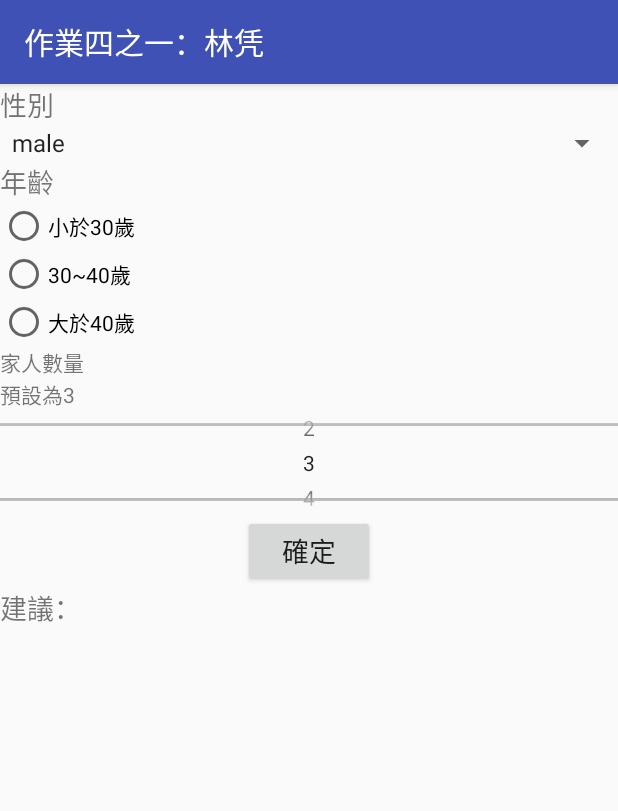
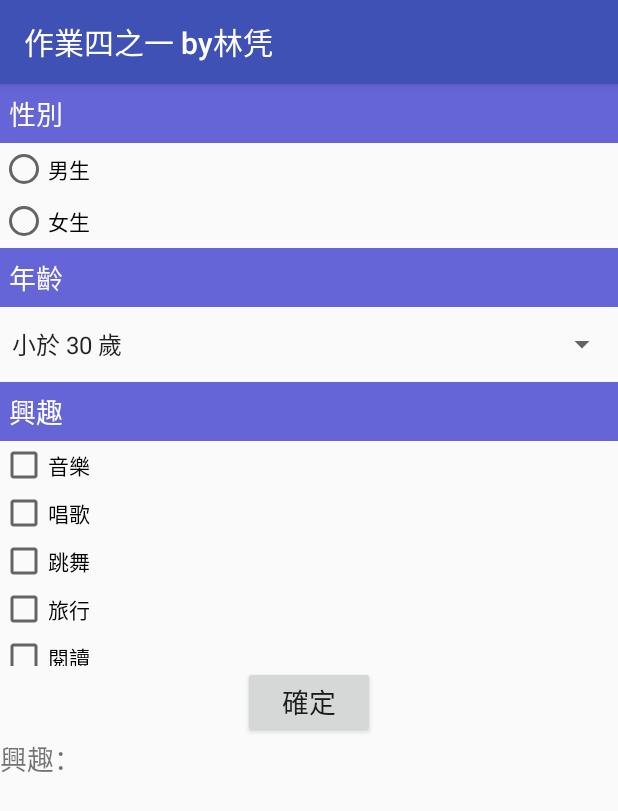
Before and after one commit to IBOTIAndy/NTUT_Android_HW, an Android app: the screen it shows after launch (MainActivity), after a tap on "確定", on a phone screen of 412 x 824 dp. Shown: the top 811 px of the screen. Run offline under Robolectric (Android 15) with nearby library versions, the phone set to English and light mode, and no system bars.

Commit message:
HW4.1 done

```diff
--- a/app/src/main/java/edu/ntut/user/myhw3/MainActivity.java
+++ b/app/src/main/java/edu/ntut/user/myhw3/MainActivity.java
@@ -3,103 +3,91 @@ package edu.ntut.user.myhw3;
 import android.os.Bundle;
 import android.support.v7.app.AppCompatActivity;
 import android.view.View;
-import android.widget.AdapterView;
+import android.widget.ArrayAdapter;
 import android.widget.Button;
-import android.widget.NumberPicker;
+import android.widget.CheckBox;
 import android.widget.RadioButton;
 import android.widget.RadioGroup;
 import android.widget.Spinner;
 import android.widget.TextView;
 
+import java.util.ArrayList;
+
 public class MainActivity extends AppCompatActivity {
 
-    private Spinner mSpnSex;
-    private RadioGroup mRadGrp;
-    private RadioButton mRadBtnAgeRange1;
-    private RadioButton mRadBtnAgeRange2;
-    private RadioButton mRadBtnAgeRange3;
-    private TextView mTxtNumFamily;
-    private NumberPicker mNumPkrFamily;
+    private RadioGroup mRadGrpSex;
+    private RadioButton mRadBtnMale;
+    private RadioButton mRadBtnFemale;
+    private Spinner mSpnAge;
+    private ArrayList<CheckBox> listChkHobbies;
     private Button mBtnOK;
-    private TextView mTxtSug;
+    private TextView mTxtHobbyResult;
 
-    private String selectedSex;
+    private MainActivity main;
 
     @Override
     protected void onCreate(Bundle savedInstanceState) {
         super.onCreate(savedInstanceState);
         setContentView(R.layout.activity_main);
 
-        mSpnSex = (Spinner) findViewById(R.id.spnSex);
-        mRadGrp = (RadioGroup) findViewById(R.id.radGrpAge);
-        mRadBtnAgeRange1 = (RadioButton) findViewById(R.id.radBtnAgeRange1);
-        mRadBtnAgeRange2 = (RadioButton) findViewById(R.id.radBtnAgeRange2);
-        mRadBtnAgeRange3 = (RadioButton) findViewById(R.id.radBtnAgeRange3);
-        mTxtNumFamily = (TextView) findViewById(R.id.txtNumFamily);
-        mNumPkrFamily = (NumberPicker) findViewById(R.id.numPkrFamply);
-        mNumPkrFamily.setMinValue(0);
-        mNumPkrFamily.setMaxValue(20);
-        mNumPkrFamily.setValue(3);
+        mRadGrpSex = (RadioGroup) findViewById(R.id.radGrpSex);
+        mRadBtnMale = (RadioButton) findViewById(R.id.radBtnMale);
+        mRadBtnFemale = (RadioButton) findViewById(R.id.radBtnFemale);
+
+        mSpnAge = (Spinner) findViewById(R.id.spnAge);
+
+        listChkHobbies = new ArrayList<>();
+        listChkHobbies.add((CheckBox) findViewById(R.id.chkMusic));
+        listChkHobbies.add((CheckBox) findViewById(R.id.chkSing));
+        listChkHobbies.add((CheckBox) findViewById(R.id.chkDance));
+        listChkHobbies.add((CheckBox) findViewById(R.id.chkTravel));
+        listChkHobbies.add((CheckBox) findViewById(R.id.chkReading));
+        listChkHobbies.add((CheckBox) findViewById(R.id.chkWriting));
+        listChkHobbies.add((CheckBox) findViewById(R.id.chkClimbing));
+        listChkHobbies.add((CheckBox) findViewById(R.id.chkSwim));
+        listChkHobbies.add((CheckBox) findViewById(R.id.chkEating));
+        listChkHobbies.add((CheckBox) findViewById(R.id.chkDrawing));
+
         mBtnOK = (Button) findViewById(R.id.btnOK);
-        mTxtSug = (TextView) findViewById(R.id.txtSug);
 
-        mSpnSex.setOnItemSelectedListener(spnOnItemSelect);
-        mNumPkrFamily.setOnValueChangedListener(numPkrFamilyOnValueChange);
+        mTxtHobbyResult = (TextView) findViewById(R.id.txtHobbyResult);
+
         mBtnOK.setOnClickListener(btnOKOnClick);
+        mRadGrpSex.setOnCheckedChangeListener(radGrpSexOnCheckedChange);
+
+        main = this;
     }
 
-    private AdapterView.OnItemSelectedListener spnOnItemSelect = new AdapterView.OnItemSelectedListener() {
+    private RadioGroup.OnCheckedChangeListener radGrpSexOnCheckedChange = new RadioGroup.OnCheckedChangeListener() {
         @Override
-        public void onItemSelected(AdapterView<?> parent, View view, int position, long id) {
-            selectedSex = parent.getSelectedItem().toString();
+        public void onCheckedChanged(RadioGroup radioGroup, int i) {
+            ArrayAdapter<String> adapter;
+            String entries[];
 
-            switch (selectedSex) {
-                case "male": mRadBtnAgeRange1.setText(getString(R.string.maleAgeRange1));
-                    mRadBtnAgeRange2.setText(getString(R.string.maleAgeRange2));
-                    mRadBtnAgeRange3.setText(getString(R.string.maleAgeRange3));
-                    break;
-                case "female":
-                    mRadBtnAgeRange1.setText(getString(R.string.femaleAgeRange1));
-                    mRadBtnAgeRange2.setText(getString(R.string.femaleAgeRange2));
-                    mRadBtnAgeRange3.setText(getString(R.string.femaleAgeRange3));
+            if ((RadioButton) findViewById(i) == mRadBtnMale) {
+                entries = getResources().getStringArray(R.array.male_age);
+                adapter = new ArrayAdapter<String>(main, android.R.layout.simple_list_item_1, entries);
             }
-        }
+            else {
+                entries = getResources().getStringArray(R.array.female_age);
+                adapter = new ArrayAdapter<String>(main, android.R.layout.simple_list_item_1, entries);
+            }
 
-        @Override
-        public void onNothingSelected(AdapterView<?> parent) {
-
-        }
-    };
-
-    private NumberPicker.OnValueChangeListener numPkrFamilyOnValueChange = new NumberPicker.OnValueChangeListener() {
-        @Override
-        public void onValueChange(NumberPicker picker, int oldVal, int newVal) {
-            mTxtNumFamily.setText(String.valueOf(newVal));
+            mSpnAge.setAdapter(adapter);
         }
     };
 
     private View.OnClickListener btnOKOnClick = new View.OnClickListener() {
         @Override
         public void onClick(View v) {
+            String hobbies = getResources().getString(R.string.hobby_result);
+            for (CheckBox chkHobby : listChkHobbies) {
+                if (chkHobby.isChecked()) {
+                    hobbies += chkHobby.getText().toString() + " ";
+                }
+            }
 
-            MarriageSuggestion ms = new MarriageSuggestion();
-
-            String strSex = mSpnSex.getSelectedItem().toString();
-            int iAgeRange = 0;
-
-                switch (mRadGrp.getCheckedRadioButtonId()) {
-                    case R.id.radBtnAgeRange1:
-                        iAgeRange = 1;
-                        break;
-                    case R.id.radBtnAgeRange2:
-                        iAgeRange = 2;
-                        break;
-                    case R.id.radBtnAgeRange3:
-                        iAgeRange = 3;
-                        break;
-                }
-
-            mTxtSug.setText(ms.getSuggestion(strSex, iAgeRange, mNumPkrFamily.getValue()));
+            mTxtHobbyResult.setText(hobbies);
         }
     };
 }
--- a/app/src/main/res/layout/activity_main.xml
+++ b/app/src/main/res/layout/activity_main.xml
@@ -12,70 +12,129 @@
         android:id="@+id/txtSex"
         android:layout_width="match_parent"
         android:layout_height="wrap_content"
+        android:background="@color/header"
+        android:padding="6dp"
         android:text="@string/sex"
+        android:textColor="@color/headerText"
         android:textSize="18sp" />
 
-    <Spinner
-        android:id="@+id/spnSex"
+    <RadioGroup
+        android:id="@+id/radGrpSex"
+        android:layout_width="match_parent"
+        android:layout_height="70dp">
+
+        <RadioButton
+            android:id="@+id/radBtnMale"
             android:layout_width="match_parent"
             android:layout_height="wrap_content"
-        android:entries="@array/sex_list"
-        android:prompt="@string/spn_sex_list_promt"
-        android:spinnerMode="dialog" />
+            android:layout_weight="1"
+            android:text="@string/sex_male" />
+
+        <RadioButton
+            android:id="@+id/radBtnFemale"
+            android:layout_width="match_parent"
+            android:layout_height="wrap_content"
+            android:layout_weight="1"
+            android:text="@string/sex_female" />
+    </RadioGroup>
 
     <TextView
         android:id="@+id/txtAge"
         android:layout_width="match_parent"
         android:layout_height="wrap_content"
+        android:background="@color/header"
+        android:padding="6dp"
         android:text="@string/age"
+        android:textColor="@color/headerText"
         android:textSize="18sp" />
 
-    <RadioGroup
-        android:id="@+id/radGrpAge"
+    <Spinner
+        android:id="@+id/spnAge"
         android:layout_width="match_parent"
-        android:layout_height="wrap_content">
+        android:layout_height="50dp"
+        android:entries="@array/male_age" />
 
-        <RadioButton
-            android:id="@+id/radBtnAgeRange1"
+    <TextView
+        android:id="@+id/txtHobby"
         android:layout_width="match_parent"
         android:layout_height="wrap_content"
-            android:layout_weight="1"
-            android:text="@string/maleAgeRange1" />
+        android:background="@color/header"
+        android:padding="6dp"
+        android:text="@string/hobby"
+        android:textColor="@color/headerText"
+        android:textSize="18sp" />
 
-        <RadioButton
-            android:id="@+id/radBtnAgeRange2"
+    <ScrollView
+        android:layout_width="match_parent"
+        android:layout_height="150dp">
+
+        <LinearLayout
             android:layout_width="match_parent"
             android:layout_height="wrap_content"
-            android:layout_weight="1"
-            android:text="@string/maleAgeRange2" />
+            android:orientation="vertical" >
 
-        <RadioButton
-            android:id="@+id/radBtnAgeRange3"
+            <CheckBox
+                android:id="@+id/chkMusic"
                 android:layout_width="match_parent"
                 android:layout_height="wrap_content"
-            android:layout_weight="1"
-            android:text="@string/maleAgeRange3" />
+                android:text="@string/music" />
 
-    </RadioGroup>
-
-    <TextView
-        android:id="@+id/txtNumber"
+            <CheckBox
+                android:id="@+id/chkSing"
                 android:layout_width="match_parent"
                 android:layout_height="wrap_content"
-        android:text="@string/family"
-        tools:textSize="18sp" />
+                android:text="@string/sing" />
 
-    <TextView
-        android:id="@+id/txtNumFamily"
+            <CheckBox
+                android:id="@+id/chkDance"
                 android:layout_width="match_parent"
                 android:layout_height="wrap_content"
-        android:text="@string/number" />
+                android:text="@string/dance" />
 
-    <NumberPicker
-        android:id="@+id/numPkrFamply"
+            <CheckBox
+                android:id="@+id/chkTravel"
                 android:layout_width="match_parent"
-        android:layout_height="70dp"
-        android:layout_gravity="center_horizontal" />
+                android:layout_height="wrap_content"
+                android:text="@string/travel" />
+
+            <CheckBox
+                android:id="@+id/chkReading"
+                android:layout_width="match_parent"
+                android:layout_height="wrap_content"
+                android:text="@string/reading" />
+
+            <CheckBox
+                android:id="@+id/chkWriting"
+                android:layout_width="match_parent"
+                android:layout_height="wrap_content"
+                android:text="@string/writing" />
+
+            <CheckBox
+                android:id="@+id/chkClimbing"
+                android:layout_width="match_parent"
+                android:layout_height="wrap_content"
+                android:text="@string/climbing" />
+
+            <CheckBox
+                android:id="@+id/chkSwim"
+                android:layout_width="match_parent"
+                android:layout_height="wrap_content"
+                android:text="@string/swim" />
+
+            <CheckBox
+                android:id="@+id/chkEating"
+                android:layout_width="match_parent"
+                android:layout_height="wrap_content"
+                android:text="@string/eating" />
+
+            <CheckBox
+                android:id="@+id/chkDrawing"
+                android:layout_width="match_parent"
+                android:layout_height="wrap_content"
+                android:text="@string/drawing" />
+        </LinearLayout>
+
+    </ScrollView>
 
     <Button
         android:id="@+id/btnOK"
@@ -85,10 +144,10 @@
         android:textSize="18sp" />
 
     <TextView
-        android:id="@+id/txtSug"
+        android:id="@+id/txtHobbyResult"
         android:layout_width="match_parent"
         android:layout_height="wrap_content"
-        android:text="@string/suggestion"
+        android:text="@string/hobby_result"
         android:textSize="18sp" />
 
 </LinearLayout>
--- a/app/src/main/res/values/colors.xml
+++ b/app/src/main/res/values/colors.xml
@@ -3,4 +3,6 @@
     <color name="colorPrimary">#3F51B5</color>
     <color name="colorPrimaryDark">#303F9F</color>
     <color name="colorAccent">#FF4081</color>
+    <color name="header">#6565d7</color>
+    <color name="headerText">#FFFFFF</color>
 </resources>
--- a/app/src/main/res/values/strings.xml
+++ b/app/src/main/res/values/strings.xml
@@ -1,23 +1,36 @@
 <resources>
-    <string name="app_name">作業四之一：林凭</string>
+    <string name="app_name">作業四之一 by林凭</string>
+
     <string name="sex">性別</string>
+    <string name="sex_male">男生</string>
+    <string name="sex_female">女生</string>
+
     <string name="age">年齡</string>
-    <string name="maleAgeRange1">小於30歲</string>
-    <string name="maleAgeRange2">30~40歲</string>
-    <string name="maleAgeRange3">大於40歲</string>
-    <string name="femaleAgeRange1">小於28歲</string>
-    <string name="femaleAgeRange2">28~35歲</string>
-    <string name="femaleAgeRange3">大於35歲</string>
+    <string-array name="male_age">
+        <item>小於 30 歲</item>
+        <item>30~40 歲</item>
+        <item>大於 40 歲</item>
+    </string-array>
+    <string-array name="female_age">
+        <item>小於 28 歲</item>
+        <item>28~35歲</item>
+        <item>大於 35 歲</item>
+    </string-array>
+
+    <string name="hobby">興趣</string>
+    <string name="music">音樂</string>
+    <string name="sing">唱歌</string>
+    <string name="dance">跳舞</string>
+    <string name="travel">旅行</string>
+    <string name="reading">閱讀</string>
+    <string name="writing">寫作</string>
+    <string name="climbing">爬山</string>
+    <string name="swim">游泳</string>
+    <string name="eating">美食</string>
+    <string name="drawing">繪畫</string>
+
     <string name="btnOK">確定</string>
-    <string name="suggestion">建議:</string>
-    <string-array name="sex_list">
-        <item>male</item>
-        <item>female</item>
-    </string-array>
-    <string name="sug_not_hurry">還不急</string>
-    <string name="sug_find_couple">開始找對象</string>
-    <string name="sug_get_married">趕快結婚</string>
-    <string name="spn_sex_list_promt">請選擇性別</string>
-    <string name="family">家人數量</string>
-    <string name="number">預設為3</string>
+
+    <string name="hobby_result">興趣：</string>
+
 </resources>
```
Lines whose indentation alone changed are shown as unchanged.
